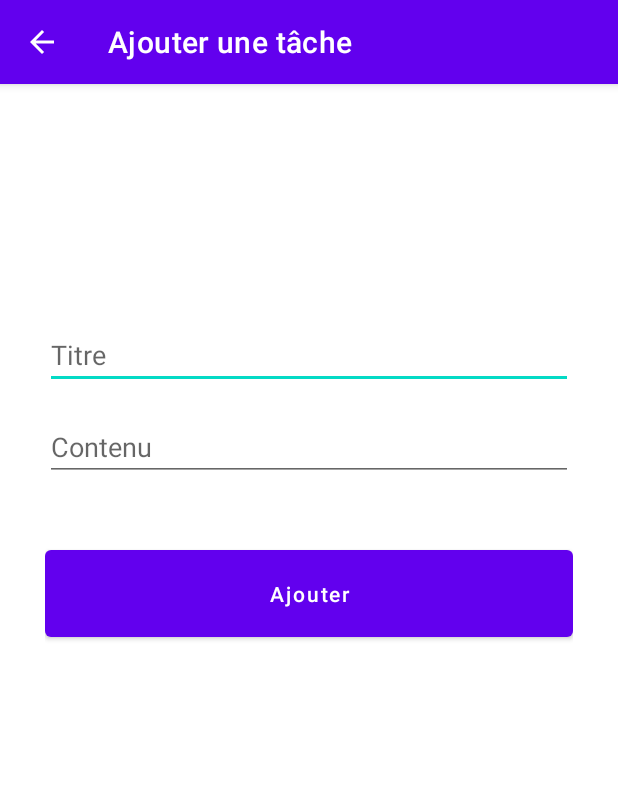
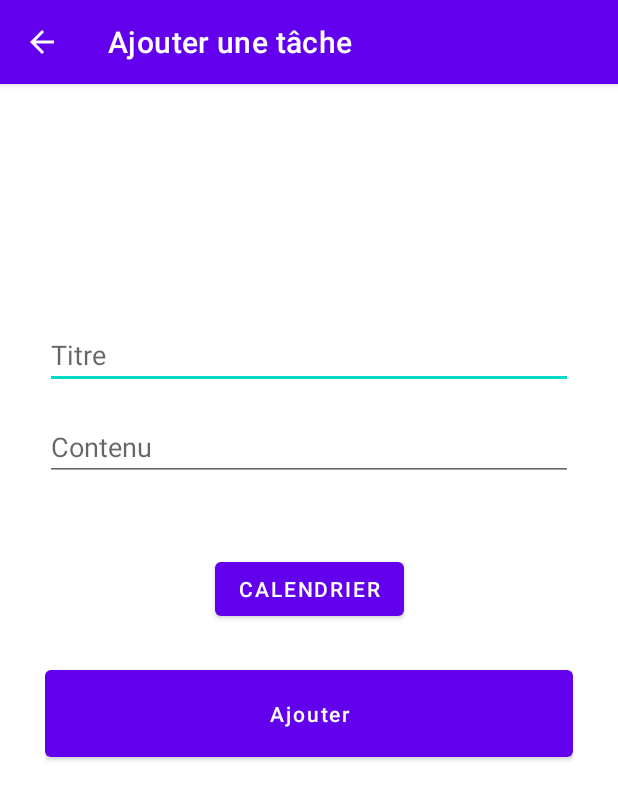
Before and after one commit to Maksew/TodoListKotlin, an Android app: the AddActivities screen opened directly, with no data from a screen before it, on a phone screen of 412 x 824 dp. Shown: the top 800 px of the screen. Run offline under Robolectric (Android 15) with nearby library versions, the phone set to English and light mode, and no system bars.

Commit message:
Modification activity_add.xml & AddActivities.kt pour ajout du calendrier

```diff
--- a/app/src/main/AndroidManifest.xml
+++ b/app/src/main/AndroidManifest.xml
@@ -16,6 +16,10 @@
             android:label="Ajouter une tâche"
             android:parentActivityName=".MainActivity"
             android:exported="false" />
+        <activity android:name=".Calendar"
+            android:label="Calendrier"
+            android:parentActivityName=".AddActivities"
+            android:exported="false" />
         <activity
             android:name=".MainActivity"
             android:exported="true"
--- a/app/src/main/java/com/example/todolistkotlin/AddActivities.kt
+++ b/app/src/main/java/com/example/todolistkotlin/AddActivities.kt
@@ -11,6 +11,7 @@ class AddActivities : AppCompatActivity() {
     private lateinit var titleInput: EditText
     private lateinit var contentInput: EditText
     private lateinit var saveButton: Button
+    private lateinit var calendarView: Button
 
     override fun onCreate(savedInstanceState: Bundle?) {
         super.onCreate(savedInstanceState)
@@ -18,6 +19,11 @@ class AddActivities : AppCompatActivity() {
 
         titleInput = findViewById(R.id.titleInput)
         contentInput = findViewById(R.id.contentInput)
+        calendarView = findViewById(R.id.calendar)
+        calendarView.setOnClickListener {
+            val intent = Intent(this@AddActivities, Calendar::class.java)
+            startActivity(intent)
+        }
         saveButton = findViewById(R.id.saveButton)
         saveButton.setOnClickListener {
             val myDB = TaskDbHelper(this)
@@ -26,6 +32,4 @@ class AddActivities : AppCompatActivity() {
                 contentInput.text.toString().trim()))
         }
     }
-
-
 }
--- a/app/src/main/res/layout/activity_add.xml
+++ b/app/src/main/res/layout/activity_add.xml
@@ -7,7 +7,6 @@
     android:padding="30dp"
     tools:context=".AddActivities">
 
-
     <EditText
         android:id="@+id/titleInput"
         android:layout_width="match_parent"
@@ -15,7 +14,7 @@
         android:layout_marginTop="128dp"
         android:ems="10"
         android:inputType="textPersonName"
-        android:hint="Titre"
+        android:hint="@string/titre"
         app:layout_constraintEnd_toEndOf="parent"
         app:layout_constraintHorizontal_bias="0.497"
         app:layout_constraintStart_toStartOf="parent"
@@ -28,20 +27,34 @@
         android:layout_marginTop="16dp"
         android:ems="10"
         android:inputType="textPersonName"
-        android:hint="Contenu"
+        android:hint="@string/contenu"
         app:layout_constraintEnd_toEndOf="parent"
         app:layout_constraintStart_toStartOf="parent"
         app:layout_constraintTop_toBottomOf="@+id/titleInput" />
 
     <Button
+        android:id="@+id/calendar"
+        android:layout_width="wrap_content"
+        android:layout_height="wrap_content"
+        android:layout_marginStart="8dp"
+        android:layout_marginTop="48dp"
+        android:layout_marginEnd="8dp"
+        android:text="@string/calendrier"
+        app:layout_constraintEnd_toEndOf="parent"
+        app:layout_constraintStart_toStartOf="parent"
+        app:layout_constraintTop_toBottomOf="@+id/contentInput" />
+
+    <Button
         android:id="@+id/saveButton"
         android:layout_width="match_parent"
         android:layout_height="70dp"
-        android:layout_marginTop="40dp"
-        android:text="Ajouter"
+        android:layout_marginTop="120dp"
+        android:text="@string/ajouter"
         android:textAllCaps="false"
         app:layout_constraintEnd_toEndOf="parent"
-        app:layout_constraintHorizontal_bias="0.498"
+        app:layout_constraintHorizontal_bias="0.266"
         app:layout_constraintStart_toStartOf="parent"
         app:layout_constraintTop_toBottomOf="@+id/contentInput" />
+
+
 </androidx.constraintlayout.widget.ConstraintLayout>
--- a/build.gradle
+++ b/build.gradle
@@ -1,6 +1,6 @@
 // Top-level build file where you can add configuration options common to all sub-projects/modules.
 plugins {
-    id 'com.android.application' version '7.4.0' apply false
-    id 'com.android.library' version '7.4.0' apply false
+    id 'com.android.application' version '7.4.1' apply false
+    id 'com.android.library' version '7.4.1' apply false
     id 'org.jetbrains.kotlin.android' version '1.7.21' apply false
 }
```
